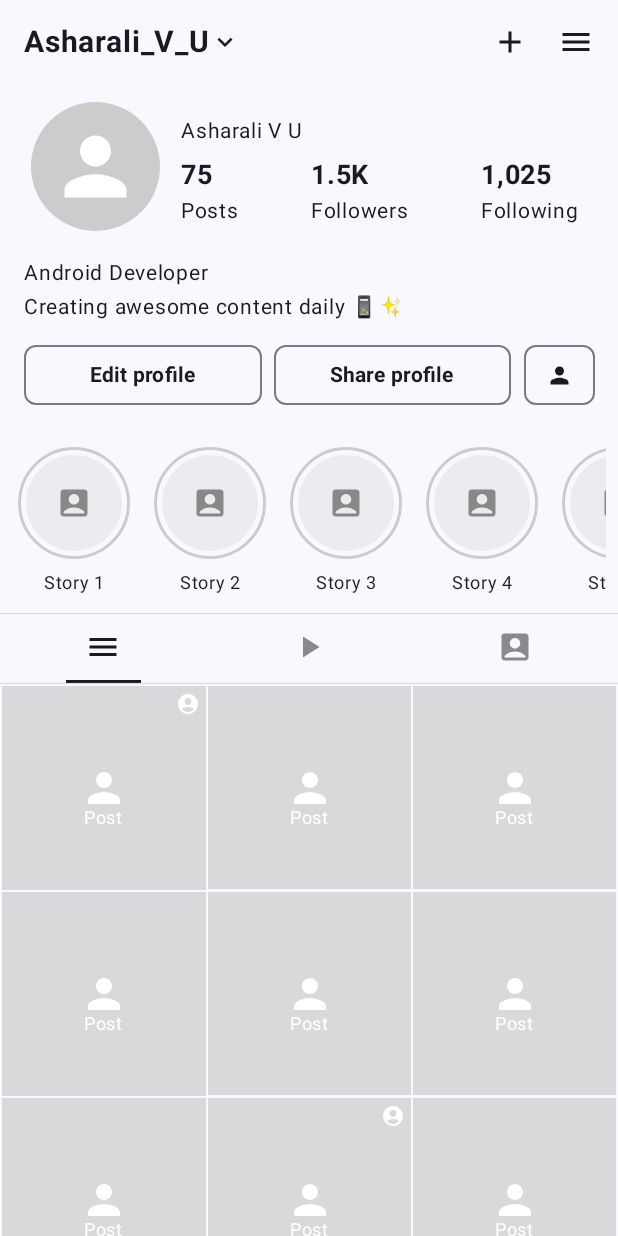
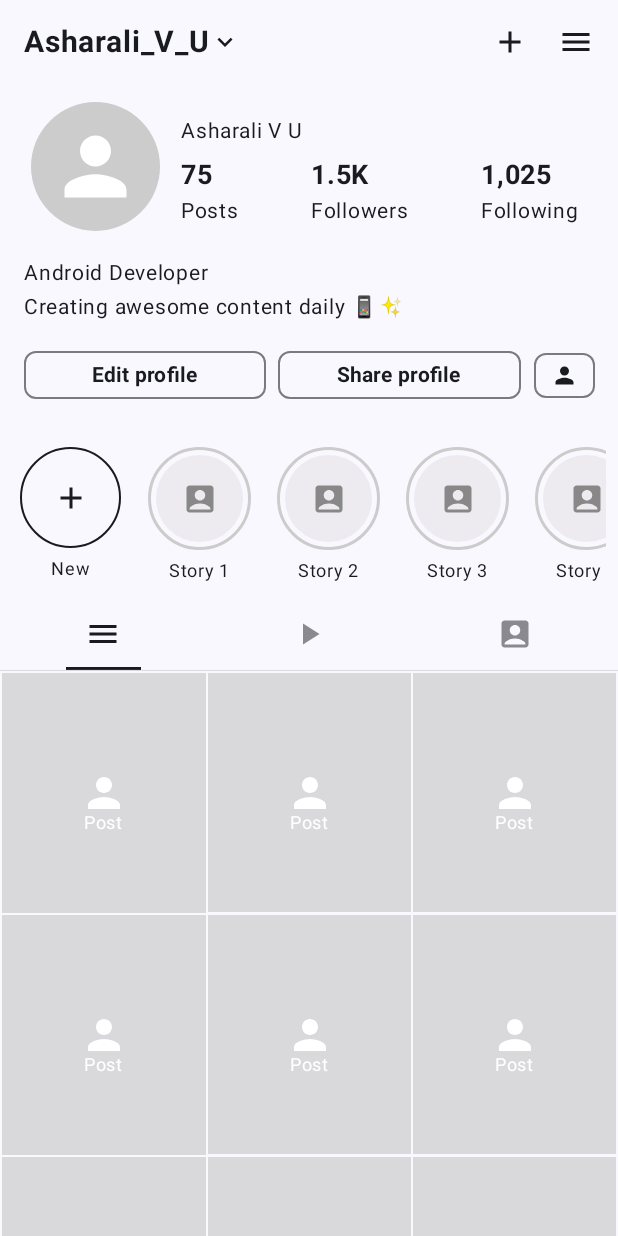
Before and after one commit to asharalikannadipoil/InstaProfile, an Android app built with Jetpack Compose: the screen it shows after launch (MainActivity), on a phone screen of 412 x 824 dp. Run offline under Robolectric (Android 15) with nearby library versions, the light colour scheme and no system bars; our stand-ins replace accompanist.

Commit message:
UI refresh & added screenshots

```diff
--- a/app/build.gradle.kts
+++ b/app/build.gradle.kts
@@ -66,6 +66,7 @@ dependencies {
     implementation("androidx.navigation:navigation-compose:2.8.9")
     implementation("io.coil-kt:coil-compose:2.5.0")
     implementation("androidx.hilt:hilt-navigation-compose:1.1.0")
+    implementation ("com.google.accompanist:accompanist-systemuicontroller:0.27.0")
 }
 
 kapt {
--- a/app/src/main/java/com/ali/instaprofile/MainActivity.kt
+++ b/app/src/main/java/com/ali/instaprofile/MainActivity.kt
@@ -3,20 +3,27 @@ package com.ali.instaprofile
 import android.os.Bundle
 import androidx.activity.ComponentActivity
 import androidx.activity.compose.setContent
+import androidx.compose.foundation.background
 import androidx.compose.foundation.layout.fillMaxSize
 import androidx.compose.foundation.layout.padding
+import androidx.compose.material3.MaterialTheme
 import androidx.compose.material3.Scaffold
 import androidx.compose.ui.Modifier
 import com.ali.instaprofile.presentation.navigation.AppNavigation
 import com.ali.instaprofile.ui.theme.InstaProfileTheme
+import com.google.accompanist.systemuicontroller.rememberSystemUiController
 
 class MainActivity : ComponentActivity() {
     override fun onCreate(savedInstanceState: Bundle?) {
         super.onCreate(savedInstanceState)
         setContent {
             InstaProfileTheme {
+                val systemUiController = rememberSystemUiController()
+                systemUiController.setSystemBarsColor(
+                    color = MaterialTheme.colorScheme.background
+                )
                 Scaffold(modifier = Modifier.fillMaxSize()) { innerPadding ->
-                    AppNavigation(modifier = Modifier.padding(innerPadding))
+                    AppNavigation(modifier = Modifier.padding(innerPadding).background(color = MaterialTheme.colorScheme.background))
                 }
             }
         }
--- a/app/src/main/java/com/ali/instaprofile/presentation/profile/components/ActionButtons.kt
+++ b/app/src/main/java/com/ali/instaprofile/presentation/profile/components/ActionButtons.kt
@@ -3,6 +3,7 @@ package com.ali.instaprofile.presentation.profile.components
 import androidx.compose.foundation.layout.Arrangement
 import androidx.compose.foundation.layout.PaddingValues
 import androidx.compose.foundation.layout.Row
+import androidx.compose.foundation.layout.defaultMinSize
 import androidx.compose.foundation.layout.fillMaxWidth
 import androidx.compose.foundation.layout.padding
 import androidx.compose.foundation.layout.size
@@ -32,7 +33,7 @@ fun ActionButtons() {
         horizontalArrangement = Arrangement.spacedBy(8.dp)
     ) {
         OutlinedButton(
-            onClick = { }, modifier = Modifier.weight(1f), colors = ButtonDefaults.buttonColors(
+            onClick = { }, modifier = Modifier.weight(1f).defaultMinSize(minHeight = 1.dp), colors = ButtonDefaults.buttonColors(
                 containerColor = Color.Transparent,
                 contentColor = MaterialTheme.colorScheme.onBackground
             ), contentPadding = PaddingValues(vertical = 6.dp), shape = RoundedCornerShape(8.dp)
@@ -43,7 +44,7 @@ fun ActionButtons() {
         }
 
         OutlinedButton(
-            onClick = { }, modifier = Modifier.weight(1f), colors = ButtonDefaults.buttonColors(
+            onClick = { }, modifier = Modifier.weight(1f).defaultMinSize(minHeight = 1.dp), colors = ButtonDefaults.buttonColors(
                 containerColor = Color.Transparent,
                 contentColor = MaterialTheme.colorScheme.onBackground
             ), contentPadding = PaddingValues(vertical = 6.dp), shape = RoundedCornerShape(8.dp)
@@ -54,7 +55,7 @@ fun ActionButtons() {
         }
 
         OutlinedButton(
-            onClick = { }, modifier = Modifier.weight(0.3f), colors = ButtonDefaults.buttonColors(
+            onClick = { }, modifier = Modifier.weight(0.25f).defaultMinSize(minHeight = 1.dp), colors = ButtonDefaults.buttonColors(
                 containerColor = Color.Transparent,
                 contentColor = MaterialTheme.colorScheme.onBackground
             ), contentPadding = PaddingValues(vertical = 6.dp), shape = RoundedCornerShape(8.dp)
--- a/app/src/main/java/com/ali/instaprofile/presentation/profile/components/BottomGrids.kt
+++ b/app/src/main/java/com/ali/instaprofile/presentation/profile/components/BottomGrids.kt
@@ -15,9 +15,7 @@ import androidx.compose.foundation.lazy.grid.GridCells
 import androidx.compose.foundation.lazy.grid.LazyGridState
 import androidx.compose.foundation.lazy.grid.LazyVerticalGrid
 import androidx.compose.material.icons.Icons
-import androidx.compose.material.icons.filled.AccountCircle
 import androidx.compose.material.icons.filled.Person
-import androidx.compose.material.icons.filled.PlayArrow
 import androidx.compose.material3.Icon
 import androidx.compose.material3.Text
 import androidx.compose.runtime.Composable
@@ -42,7 +40,7 @@ fun PostsGrid(childState: LazyGridState, nestedScrollConnection: NestedScrollCon
         horizontalArrangement = Arrangement.spacedBy(1.dp),
         verticalArrangement = Arrangement.spacedBy(1.dp)
     ) {
-        items(30) { index ->
+        items(14) { index ->
             GridPostItem(index, type = "post")
         }
     }
@@ -61,7 +59,7 @@ fun ReelsGrid(childState: LazyGridState, nestedScrollConnection: NestedScrollCon
         horizontalArrangement = Arrangement.spacedBy(1.dp),
         verticalArrangement = Arrangement.spacedBy(1.dp)
     ) {
-        items(24) { index ->
+        items(12) { index ->
             GridPostItem(index, type = "reel")
         }
     }
@@ -90,7 +88,7 @@ fun TaggedGrid(childState: LazyGridState, nestedScrollConnection: NestedScrollCo
 fun GridPostItem(index: Int, type: String) {
     Box(
         modifier = Modifier
-            .aspectRatio(if(type == "reel") .8f else 1f)
+            .aspectRatio(if(type == "reel") .7f else .85f)
             .background(
                 when (type) {
                     "post" -> Color.LightGray.copy(alpha = 0.7f)
@@ -124,7 +122,7 @@ fun GridPostItem(index: Int, type: String) {
             )
         }
 
-        when (type) {
+        /*when (type) {
             "reel" -> {
                 Icon(
                     imageVector = Icons.Default.PlayArrow,
@@ -162,6 +160,6 @@ fun GridPostItem(index: Int, type: String) {
                     tint = Color.White
                 )
             }
-        }
+        }*/
     }
 }
--- a/app/src/main/java/com/ali/instaprofile/presentation/profile/components/ProfileTabs.kt
+++ b/app/src/main/java/com/ali/instaprofile/presentation/profile/components/ProfileTabs.kt
@@ -26,8 +26,6 @@ import androidx.compose.ui.unit.dp
 @Composable
 fun ProfileTabs(selectedTabIndex: Int, onTabSelected: (Int) -> Unit) {
     Column {
-        HorizontalDivider(color = Color.LightGray, thickness = 0.5.dp)
-
         Row(
             modifier = Modifier.fillMaxWidth()
         ) {
@@ -78,7 +76,9 @@ fun TabItem(
             Icon(
                 imageVector = icon,
                 contentDescription = contentDescription,
-                tint = if (isSelected) MaterialTheme.colorScheme.onBackground else MaterialTheme.colorScheme.onBackground.copy(alpha = .5f)
+                tint = if (isSelected) MaterialTheme.colorScheme.onBackground else MaterialTheme.colorScheme.onBackground.copy(
+                    alpha = .5f
+                )
             )
         }
 
--- a/app/src/main/java/com/ali/instaprofile/presentation/profile/components/StoryHighlights.kt
+++ b/app/src/main/java/com/ali/instaprofile/presentation/profile/components/StoryHighlights.kt
@@ -15,7 +15,9 @@ import androidx.compose.foundation.rememberScrollState
 import androidx.compose.foundation.shape.CircleShape
 import androidx.compose.material.icons.Icons
 import androidx.compose.material.icons.filled.AccountBox
+import androidx.compose.material.icons.filled.Add
 import androidx.compose.material3.Icon
+import androidx.compose.material3.MaterialTheme
 import androidx.compose.material3.Text
 import androidx.compose.runtime.Composable
 import androidx.compose.ui.Alignment
@@ -44,6 +46,7 @@ fun StoryHighlights() {
                 .horizontalScroll(rememberScrollState()),
             horizontalArrangement = Arrangement.spacedBy(8.dp)
         ) {
+            StoryHighlightItemNew()
             repeat(10) { index ->
                 StoryHighlightItem("Story ${index + 1}")
             }
@@ -59,12 +62,16 @@ fun StoryHighlightItem(name: String = "Story 1") {
         modifier = Modifier
             .padding(horizontal = 4.dp)
     ) {
-        Box(modifier = Modifier
-            .border(2.dp, Color.LightGray, CircleShape)
-            .background(Color.Transparent).padding(5.dp)) {
+        Box(
+            modifier = Modifier
+                .border(2.dp, Color.LightGray, CircleShape)
+                .background(Color.Transparent)
+                .padding(5.dp)
+        ) {
             Box(
                 modifier = Modifier
-                    .size(64.dp).clip(CircleShape)
+                    .size(58.dp)
+                    .clip(CircleShape)
                     .background(Color.LightGray.copy(alpha = 0.3f)),
                 contentAlignment = Alignment.Center
             ) {
@@ -82,8 +89,43 @@ fun StoryHighlightItem(name: String = "Story 1") {
             overflow = TextOverflow.Ellipsis,
             modifier = Modifier
                 .width(70.dp)
-                .padding(top = 4.dp),
+                .padding(top = 2.dp),
             textAlign = TextAlign.Center
         )
     }
 }
+
+@Preview
+@Composable
+fun StoryHighlightItemNew() {
+    Column(
+        horizontalAlignment = Alignment.CenterHorizontally,
+        modifier = Modifier
+            .padding(horizontal = 4.dp)
+    ) {
+        Box(
+            modifier = Modifier
+                .size(67.dp).border(1.dp, MaterialTheme.colorScheme.onBackground, CircleShape)
+                .clip(CircleShape)
+                .background(Color.Transparent),
+            contentAlignment = Alignment.Center
+        ) {
+            Icon(
+                imageVector = Icons.Default.Add,
+                contentDescription = null,
+                tint = MaterialTheme.colorScheme.onBackground
+            )
+
+        }
+        Text(
+            text = "New",
+            fontSize = 12.sp,
+            maxLines = 1,
+            overflow = TextOverflow.Ellipsis,
+            modifier = Modifier
+                .width(70.dp)
+                .padding(top = 2.dp),
+            textAlign = TextAlign.Center
+        )
+    }
+}
--- a/app/src/main/java/com/ali/instaprofile/ui/theme/Theme.kt
+++ b/app/src/main/java/com/ali/instaprofile/ui/theme/Theme.kt
@@ -15,8 +15,8 @@ private val DarkColorScheme = darkColorScheme(
     primary = Color.White,
     secondary = Color.White,
     tertiary = Color.Gray,
-    background = Color(0xFF090107),
-    surface = Color(0xFF000000),
+    background = Color.Black,
+    surface =Color.Black,
     onPrimary = Color.Black,
     onSecondary = Color.Black,
     onTertiary = Color.Black,
@@ -28,8 +28,8 @@ private val LightColorScheme = lightColorScheme(
     primary = Color.Black,
     secondary = Color.Black,
     tertiary = Color.Gray,
-    background = Color(0xFFFFFBFE),
-    surface = Color(0xFFFFFFFF),
+    background = Color.White,
+    surface = Color.White,
     onPrimary = Color.White,
     onSecondary = Color.White,
     onTertiary = Color.White,
@@ -40,7 +40,6 @@ private val LightColorScheme = lightColorScheme(
 @Composable
 fun InstaProfileTheme(
     darkTheme: Boolean = isSystemInDarkTheme(),
-    // Dynamic color is available on Android 12+
     dynamicColor: Boolean = true,
     content: @Composable () -> Unit
 ) {
```
Also changed, not shown: 4 other files.
